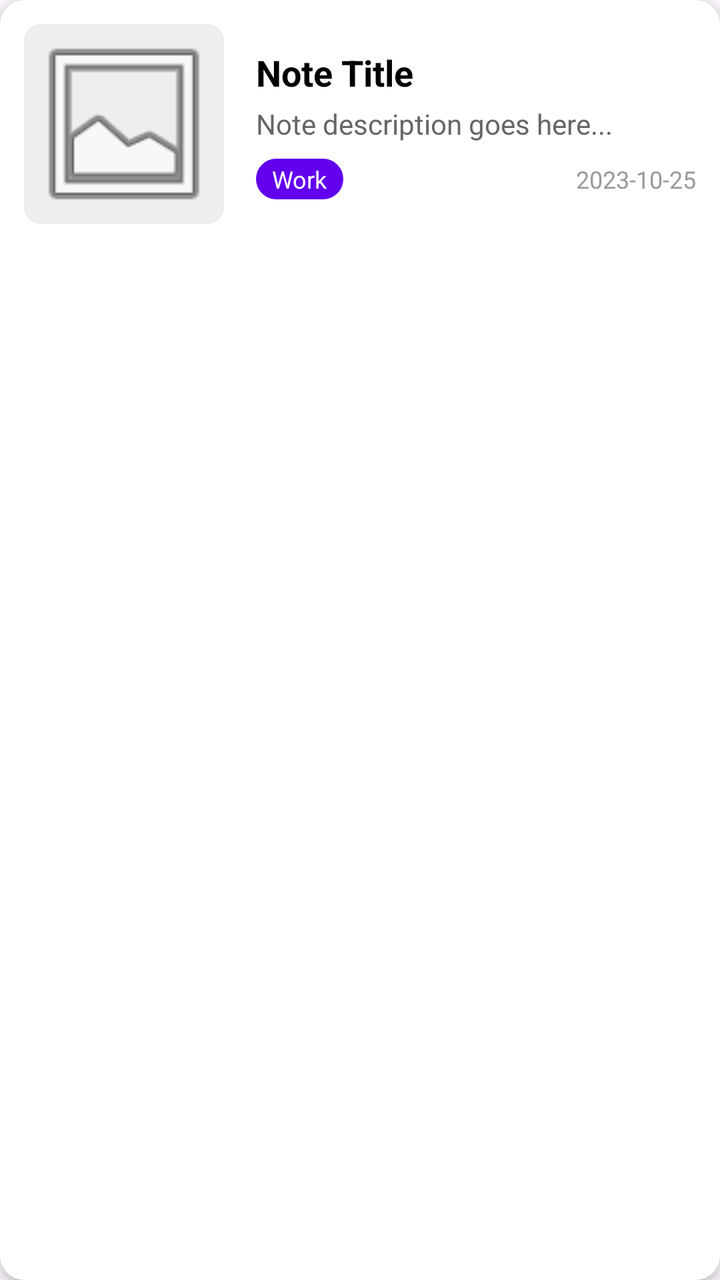
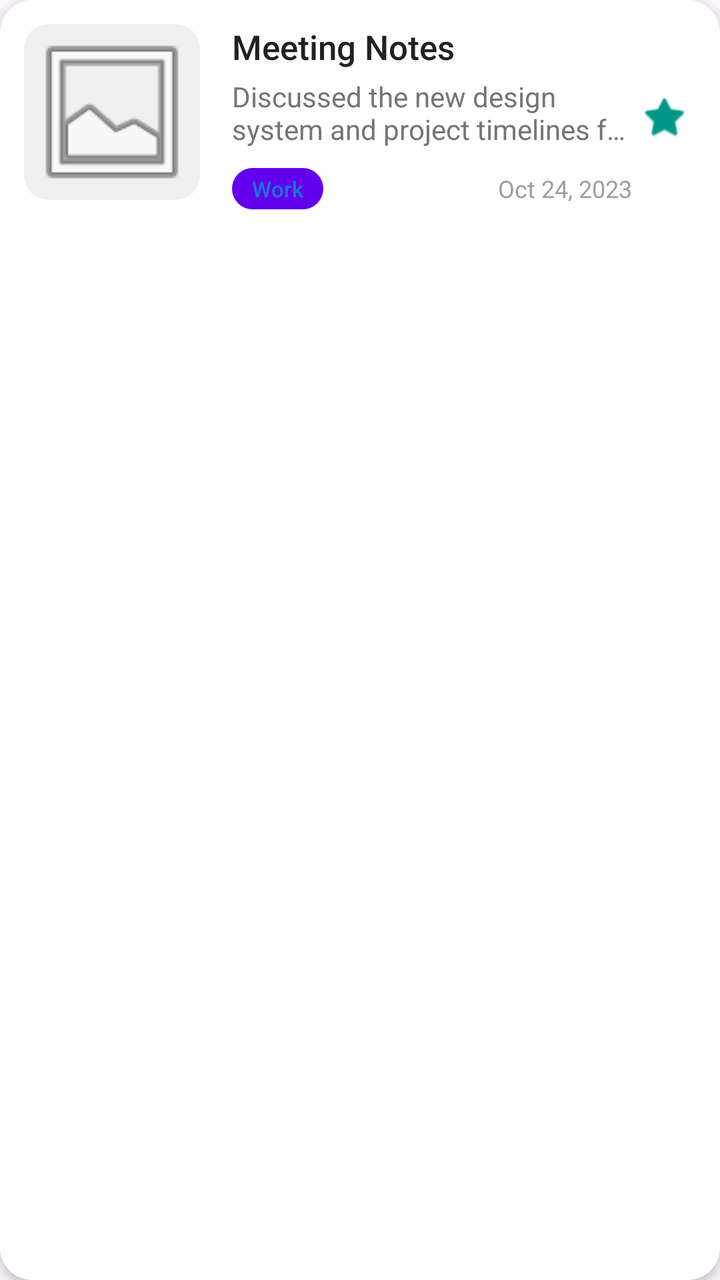

Before-and-after screenshots of an Android layout around one commit, followed by the original layout XML and the change that was made.
<!-- AndroidManifest.xml: application theme Theme.MediaNotesApp -->
<!-- res/layout/note_item.xml -->
<?xml version="1.0" encoding="utf-8"?>
<androidx.cardview.widget.CardView xmlns:android="http://schemas.android.com/apk/res/android"
    xmlns:app="http://schemas.android.com/apk/res-auto"
    android:layout_width="match_parent"
    android:layout_height="wrap_content"
    android:layout_marginHorizontal="16dp"
    android:layout_marginVertical="8dp"
    app:cardCornerRadius="12dp"
    app:cardElevation="3dp">

    <LinearLayout
        android:layout_width="match_parent"
        android:layout_height="wrap_content"
        android:orientation="horizontal"
        android:padding="12dp">

        <androidx.cardview.widget.CardView
            android:layout_width="100dp"
            android:layout_height="100dp"
            app:cardCornerRadius="8dp"
            app:cardElevation="0dp"
            app:cardBackgroundColor="#EEEEEE">

            <ImageView
                android:id="@+id/ivNoteThumbnail"
                android:layout_width="match_parent"
                android:layout_height="match_parent"
                android:scaleType="centerCrop"
                android:src="@android:drawable/ic_menu_gallery" />
        </androidx.cardview.widget.CardView>

        <LinearLayout
            android:layout_width="match_parent"
            android:layout_height="wrap_content"
            android:orientation="vertical"
            android:layout_marginStart="16dp"
            android:layout_gravity="center_vertical">

            <TextView
                android:id="@+id/tvNoteTitle"
                android:layout_width="match_parent"
                android:layout_height="wrap_content"
                android:text="Note Title"
                android:textSize="18sp"
                android:textStyle="bold"
                android:textColor="@color/black"
                android:maxLines="1"
                android:ellipsize="end" />

            <TextView
                android:id="@+id/tvNoteDescription"
                android:layout_width="match_parent"
                android:layout_height="wrap_content"
                android:text="Note description goes here..."
                android:textSize="14sp"
                android:textColor="#666666"
                android:maxLines="2"
                android:ellipsize="end"
                android:layout_marginTop="4dp" />

            <LinearLayout
                android:layout_width="match_parent"
                android:layout_height="wrap_content"
                android:orientation="horizontal"
                android:layout_marginTop="8dp">

                <TextView
                    android:id="@+id/tvNoteType"
                    android:layout_width="wrap_content"
                    android:layout_height="wrap_content"
                    android:text="Work"
                    android:textSize="12sp"
                    android:paddingHorizontal="8dp"
                    android:paddingVertical="2dp"
                    android:background="@drawable/bg_tag"
                    android:textColor="@color/white" />

                <View
                    android:layout_width="0dp"
                    android:layout_height="0dp"
                    android:layout_weight="1" />

                <TextView
                    android:id="@+id/tvNoteDate"
                    android:layout_width="wrap_content"
                    android:layout_height="wrap_content"
                    android:text="2023-10-25"
                    android:textSize="12sp"
                    android:textColor="#999999" />
            </LinearLayout>
        </LinearLayout>
    </LinearLayout>
</androidx.cardview.widget.CardView>
<!-- resources referenced by this layout -->
<resources>
  <color name="black">#FF000000</color>
  <color name="white">#FFFFFFFF</color>
  <!-- drawable bg_tag (drawable) -->
  <?xml version="1.0" encoding="utf-8"?>
  <shape xmlns:android="http://schemas.android.com/apk/res/android">
      <solid android:color="@color/purple_500" />
      <corners android:radius="16dp" />
  </shape>
  <style name="Theme.MediaNotesApp" parent="Base.Theme.MediaNotesApp" />
  <color name="purple_500">#FF6200EE</color>
  <style name="Base.Theme.MediaNotesApp" parent="Theme.Material3.DayNight.NoActionBar">
          
          
      </style>
</resources>

<!-- the commit's change to res/layout/note_item.xml (unified diff, before → after) -->
@@ -1,49 +1,58 @@
 <?xml version="1.0" encoding="utf-8"?>
-<androidx.cardview.widget.CardView xmlns:android="http://schemas.android.com/apk/res/android"
+<com.google.android.material.card.MaterialCardView xmlns:android="http://schemas.android.com/apk/res/android"
     xmlns:app="http://schemas.android.com/apk/res-auto"
     android:layout_width="match_parent"
     android:layout_height="wrap_content"
     android:layout_marginHorizontal="16dp"
     android:layout_marginVertical="8dp"
-    app:cardCornerRadius="12dp"
-    app:cardElevation="3dp">
+    app:cardCornerRadius="16dp"
+    app:cardElevation="3dp"
+    app:cardBackgroundColor="@color/surface_white"
+    app:strokeWidth="0dp"
+    android:clickable="true"
+    android:focusable="true"
+    android:foreground="?attr/selectableItemBackground">
 
-    <LinearLayout
+    <RelativeLayout
         android:layout_width="match_parent"
         android:layout_height="wrap_content"
-        android:orientation="horizontal"
         android:padding="12dp">
 
-        <androidx.cardview.widget.CardView
-            android:layout_width="100dp"
-            android:layout_height="100dp"
-            app:cardCornerRadius="8dp"
+        <com.google.android.material.card.MaterialCardView
+            android:id="@+id/cvThumbnail"
+            android:layout_width="88dp"
+            android:layout_height="88dp"
+            app:cardCornerRadius="12dp"
             app:cardElevation="0dp"
-            app:cardBackgroundColor="#EEEEEE">
+            app:strokeWidth="0dp"
+            app:cardBackgroundColor="#F0F0F0">
 
             <ImageView
                 android:id="@+id/ivNoteThumbnail"
                 android:layout_width="match_parent"
                 android:layout_height="match_parent"
                 android:scaleType="centerCrop"
-                android:src="@android:drawable/ic_menu_gallery" />
-        </androidx.cardview.widget.CardView>
+                android:src="@android:drawable/ic_menu_gallery"
+                android:alpha="0.9" />
+        </com.google.android.material.card.MaterialCardView>
 
         <LinearLayout
+            android:id="@+id/llContent"
             android:layout_width="match_parent"
             android:layout_height="wrap_content"
             android:orientation="vertical"
+            android:layout_toEndOf="@id/cvThumbnail"
             android:layout_marginStart="16dp"
-            android:layout_gravity="center_vertical">
+            android:layout_toStartOf="@+id/ivFavorite">
 
             <TextView
                 android:id="@+id/tvNoteTitle"
                 android:layout_width="match_parent"
                 android:layout_height="wrap_content"
-                android:text="Note Title"
-                android:textSize="18sp"
-                android:textStyle="bold"
-                android:textColor="@color/black"
+                android:text="Meeting Notes"
+                android:textSize="17sp"
+                android:fontFamily="sans-serif-medium"
+                android:textColor="@color/text_primary"
                 android:maxLines="1"
                 android:ellipsize="end" />
 
@@ -51,9 +60,9 @@
                 android:id="@+id/tvNoteDescription"
                 android:layout_width="match_parent"
                 android:layout_height="wrap_content"
-                android:text="Note description goes here..."
+                android:text="Discussed the new design system and project timelines for Q4."
                 android:textSize="14sp"
-                android:textColor="#666666"
+                android:textColor="@color/text_secondary"
                 android:maxLines="2"
                 android:ellipsize="end"
                 android:layout_marginTop="4dp" />
@@ -62,18 +71,20 @@
                 android:layout_width="match_parent"
                 android:layout_height="wrap_content"
                 android:orientation="horizontal"
-                android:layout_marginTop="8dp">
+                android:layout_marginTop="10dp"
+                android:gravity="center_vertical">
 
                 <TextView
                     android:id="@+id/tvNoteType"
                     android:layout_width="wrap_content"
                     android:layout_height="wrap_content"
                     android:text="Work"
-                    android:textSize="12sp"
-                    android:paddingHorizontal="8dp"
-                    android:paddingVertical="2dp"
+                    android:textSize="11sp"
+                    android:fontFamily="sans-serif-medium"
+                    android:paddingHorizontal="10dp"
+                    android:paddingVertical="3dp"
                     android:background="@drawable/bg_tag"
-                    android:textColor="@color/white" />
+                    android:textColor="@color/chip_work_text" />
 
                 <View
                     android:layout_width="0dp"
@@ -84,10 +95,22 @@
                     android:id="@+id/tvNoteDate"
                     android:layout_width="wrap_content"
                     android:layout_height="wrap_content"
-                    android:text="2023-10-25"
+                    android:text="Oct 24, 2023"
                     android:textSize="12sp"
-                    android:textColor="#999999" />
+                    android:textColor="@color/text_hint" />
             </LinearLayout>
         </LinearLayout>
-    </LinearLayout>
-</androidx.cardview.widget.CardView>
+
+        <ImageView
+            android:id="@+id/ivFavorite"
+            android:layout_width="32dp"
+            android:layout_height="32dp"
+            android:layout_alignParentEnd="true"
+            android:layout_centerVertical="true"
+            android:padding="4dp"
+            android:src="@android:drawable/btn_star_big_off"
+            app:tint="@color/accent_teal"
+            android:contentDescription="Favorite icon" />
+
+    </RelativeLayout>
+</com.google.android.material.card.MaterialCardView>
<!-- resource entries referenced after the edit -->
@@ -1,7 +1,11 @@
 <!-- resources referenced by this layout -->
 <resources>
-  <color name="black">#FF000000</color>
-  <color name="white">#FFFFFFFF</color>
+  <color name="accent_teal">#009688</color>
+  <color name="chip_work_text">#1976D2</color>
+  <color name="surface_white">#FFFFFF</color>
+  <color name="text_hint">#9E9E9E</color>
+  <color name="text_primary">#212121</color>
+  <color name="text_secondary">#757575</color>
   <!-- drawable bg_tag (drawable) -->
   <?xml version="1.0" encoding="utf-8"?>
   <shape xmlns:android="http://schemas.android.com/apk/res/android">
